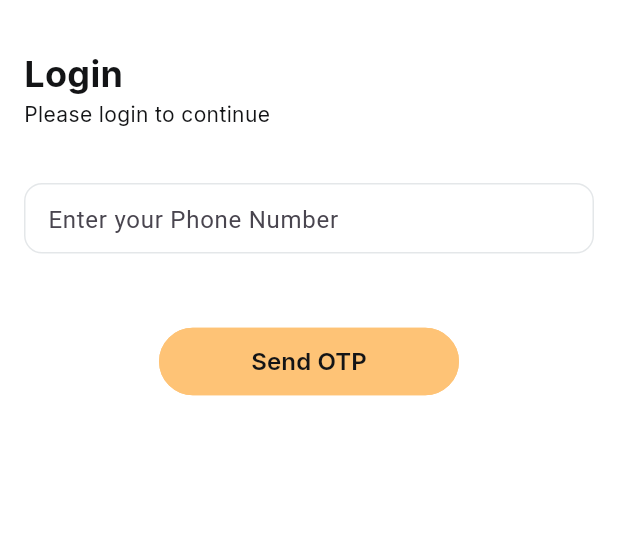
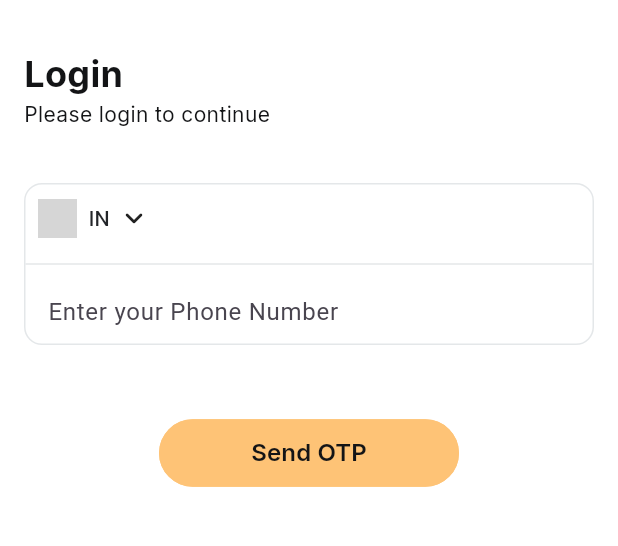
Before and after one commit to Yashkashyap1718/mynewTaskCustomer, a Flutter app: the LoginView screen opened by its route, on a phone screen of 412 x 824 dp, the part 212-758 px from its top. Run offline on Flutter 3.47's test engine with Material 3 defaults, Android fonts, the phone set to English and light mode, and no system bars; drawn by our look-alikes of country_code_picker; our stand-ins replace cached_network_image, cloud_firestore, dio, dotted_border, firebase_auth, firebase_core and 23 more; missing offline and left inert: animated_snack_bar, auto_size_text_field, flutter_polyline_points, flutter_stripe, flutterflow_paginate_firestore, geoflutterfire2 and 3 more; accounts and stored records are empty; grey boxes are pictures that could not be loaded.

Commit message:
updated code from my side

```diff
--- /dev/null
+++ b/config.json
@@ -0,0 +1,6 @@
+{ "apiKey": "AIzaSyAbexQUEM9fs8MVaWkSMP-n3eSxdTvBcuQ",
+  "appId": "1:316861812533:android:a42ac99bca2cbfcbdf067c",
+  "messagingSenderId": "316861812533",
+  "projectId": "mytaxicustomer-ab2bd",
+  "storageBucket": "mytaxicustomer-b2bd.appspot.com"
+}
--- a/lib/app/modules/home/views/widgets/drawer_view.dart
+++ b/lib/app/modules/home/views/widgets/drawer_view.dart
@@ -409,7 +409,8 @@ class DrawerView extends StatelessWidget {
                               positiveString: "Log out".tr,
                               negativeString: "Cancel".tr,
                               positiveClick: () async {
-                                await FirebaseAuth.instance.signOut();
+                                await controller.logOutUser(context, '');
+                                // await FirebaseAuth.instance.signOut();
 
                                 Navigator.pop(context);
                                 Get.offAll(const LoginView());
--- a/lib/app/modules/login/controllers/login_controller.dart
+++ b/lib/app/modules/login/controllers/login_controller.dart
@@ -15,8 +15,8 @@ import 'package:firebase_auth/firebase_auth.dart';
 import 'package:flutter/material.dart';
 import 'package:get/get.dart';
 import 'package:google_sign_in/google_sign_in.dart';
+import 'package:http/http.dart' as http;
 import 'package:sign_in_with_apple/sign_in_with_apple.dart';
-import 'package:http/http.dart' as http;
 
 class LoginController extends GetxController {
   TextEditingController countryCodeController =
@@ -79,7 +79,7 @@ class LoginController extends GetxController {
         Get.to(
           VerifyOtpView(
             phoneNumder: phoneNumberController.text,
-            oTP: otp, // Pass the extracted OTP
+            // Pass the extracted OTP
           ),
         );
         ShowToastDialog.showToast(msg.tr);
--- a/lib/app/modules/login/views/login_view.dart
+++ b/lib/app/modules/login/views/login_view.dart
@@ -7,16 +7,24 @@ import 'package:flutter/services.dart';
 import 'package:get/get.dart';
 import 'package:google_fonts/google_fonts.dart';
 import 'package:provider/provider.dart';
+
+import '../../../../constant_widgets/country_code_selector_view.dart';
 import '../../../../theme/responsive.dart';
+import '../../../../utils/loading_wrapper.dart';
 import '../controllers/login_controller.dart';
 
-class LoginView extends StatelessWidget {
+class LoginView extends StatefulWidget {
   const LoginView({super.key});
 
   @override
+  State<LoginView> createState() => _LoginViewState();
+}
+
+class _LoginViewState extends State<LoginView> {
+  @override
   Widget build(BuildContext context) {
     final themeChange = Provider.of<DarkThemeProvider>(context);
-
+    bool isload = false;
     final TextEditingController phoneController = TextEditingController();
 
     return GetBuilder<LoginController>(
@@ -29,6 +37,7 @@ class LoginView extends StatelessWidget {
                 FocusScope.of(context).unfocus();
               }
             },
+            child: LoadingWrapper(
               child: Scaffold(
                 backgroundColor: themeChange.isDarkTheme()
                     ? AppThemData.black
@@ -89,21 +98,21 @@ class LoginView extends StatelessWidget {
                               mainAxisAlignment: MainAxisAlignment.spaceAround,
                               crossAxisAlignment: CrossAxisAlignment.start,
                               children: [
-                              // Container(
-                              //   height: 45,
-                              //   padding: const EdgeInsets.all(8.0),
-                              //   child: CountryCodeSelectorView(
-                              //     isCountryNameShow: true,
-                              //     countryCodeController:
-                              //         controller.countryCodeController,
-                              //     isEnable: true,
-                              //     onChanged: (value) {
-                              //       controller.countryCodeController.text =
-                              //           value.dialCode.toString();
-                              //     },
-                              //   ),
-                              // ),
-                              // const Divider(color: AppThemData.grey100),
+                                Container(
+                                  height: 45,
+                                  padding: const EdgeInsets.all(8.0),
+                                  child: CountryCodeSelectorView(
+                                    isCountryNameShow: true,
+                                    countryCodeController:
+                                        controller.countryCodeController,
+                                    isEnable: true,
+                                    onChanged: (value) {
+                                      controller.countryCodeController.text =
+                                          value.dialCode.toString();
+                                    },
+                                  ),
+                                ),
+                                const Divider(color: AppThemData.grey100),
                                 SizedBox(
                                   height: 45,
                                   child: TextFormField(
@@ -111,8 +120,11 @@ class LoginView extends StatelessWidget {
                                         ? AppThemData.white
                                         : AppThemData.black,
                                     keyboardType: TextInputType.number,
-                                  controller: controller.phoneNumberController,
+                                    controller:
+                                        controller.phoneNumberController,
                                     inputFormatters: <TextInputFormatter>[
+                                      FilteringTextInputFormatter.digitsOnly,
+                                      LengthLimitingTextInputFormatter(10),
                                       FilteringTextInputFormatter.allow(
                                           RegExp("[0-9]")),
                                     ],
@@ -127,7 +139,10 @@ class LoginView extends StatelessWidget {
                                       errorBorder: InputBorder.none,
                                       disabledBorder: InputBorder.none,
                                       contentPadding: const EdgeInsets.only(
-                                        left: 15, bottom: 0, top: 0, right: 15),
+                                          left: 15,
+                                          bottom: 0,
+                                          top: 0,
+                                          right: 15),
                                       hintText: "Enter your Phone Number".tr,
                                     ),
                                   ),
@@ -143,71 +158,25 @@ class LoginView extends StatelessWidget {
                             buttonColor: AppThemData.primary300,
                             buttonTextColor: AppThemData.black,
                             onTap: () {
+                              setState(() {
+                                isload = true;
+                              });
+
                               print(
                                   'Button tapped!'); // Check if the button is tapped
-                            controller.sendOTP(context);
 
                               if (controller.formKey.value.currentState!
                                   .validate()) {
-                              print(
-                                  'Form validation passed!'); // Check if form validation passes
+                                controller.sendOTP(context);
 
-                              // Call sendOTP function
-
-                              print(
-                                  'OTP function called!'); // Check if the sendOTP function is called
+                                setState(() {
+                                  isload = false;
+                                });
                               } else {
                                 print(
                                     'Form validation failed!'); // Handle form validation failure
                               }
                             },
-// if(controller.formKey.value.currentState!.validate()){
-
-//   try {
-//                                 final http.Response response = await http.post(
-//                                   Uri.parse(baseURL + sendOtpEndpoint),
-//                                   headers: <String, String>{
-//                                     'Content-Type': 'application/json',
-//                                   },
-//                                   body: {
-//                                     "country_code": "91",
-//                                     "mobile_number": phoneController.text
-//                                   },
-//                                 );
-//                                 print(phoneController.text);
-//                                 log(response.body);
-//                                 // if (response.statusCode == 200) {
-//                                 final Map<String, dynamic> responseData =
-//                                     jsonDecode(response.body);
-//                                 final String msg = responseData['msg'];
-//                                 final List<String> parts = msg.split(',');
-//                                 final String otp = parts.first.trim();
-
-//                                 print(otp);
-
-//                                 Get.to(
-//                                   VerifyOtpView(
-//                                     phoneNumder: phoneController.text,
-//                                     oTP: otp,
-//                                   ),
-//                                 );
-//                                 // } else {
-//                                 //   throw Exception('Failed to send request');
-//                                 // }
-//                               } catch (e) {
-//                                 log('Error: $e');
-//                                 ScaffoldMessenger.of(context).showSnackBar(
-//                                   const SnackBar(
-//                                     content: Text(
-//                                         'Error occurred while sending request.'),
-//                                   ),
-//                                 );
-//                               }
-// }
-
-                          // } else {
-                          //   ShowToastDialog.showToast(
-                          //       'Please enter a valid number'.tr);
                           ),
                         ),
                         // Padding(
@@ -332,6 +301,7 @@ class LoginView extends StatelessWidget {
                   ),
                 ),
               ),
+            ),
           );
         });
   }
--- a/lib/constant/api_constant.dart
+++ b/lib/constant/api_constant.dart
@@ -3,6 +3,7 @@ const String sendOtpEndpoint = "/users/signin"; //POST
 const String veriftOtpEndpoint = "/users/confirmation"; //POST
 const String resendOtpEndpoint = "/users/resendotp"; //POST
 const String complpeteSignUpEndpoint = "/users/complete"; //POST
+const String logOutEndpoint = "/users/logout"; //POST
 const String getUserPofileEndpoint = "/users/profile/preview"; //GET
 const String updatePofileEndpoint = "/users/profile/update"; //PUT
 const String updateProfileImageEndpoint = "/users/profile/upload"; //PUT
--- /dev/null
+++ b/lib/utils/loading_wrapper.dart
@@ -0,0 +1,54 @@
+// ignore_for_file: camel_case_types, file_names
+
+import 'package:flutter/material.dart';
+
+import '../theme/app_them_data.dart';
+
+class LoadingWrapper extends StatelessWidget {
+  final Widget child;
+  final bool isLoading;
+
+  const LoadingWrapper({
+    super.key,
+    required this.child,
+    this.isLoading = false,
+  });
+
+  @override
+  Widget build(BuildContext context) {
+    return Stack(
+      children: [
+        child,
+        if (!isLoading) ...[
+          const SizedBox.shrink(),
+        ] else ...[
+          Positioned(
+            top: 0,
+            bottom: 0,
+            left: 0,
+            right: 0,
+            child: Container(
+              decoration: const BoxDecoration(color: Colors.black87),
+              child: Center(
+                child: Container(
+                  padding: const EdgeInsets.all(16),
+                  decoration: const BoxDecoration(
+                    color: AppThemData.white,
+                    borderRadius: BorderRadius.all(Radius.circular(5)),
+                  ),
+                  child: Column(
+                    mainAxisSize: MainAxisSize.min,
+                    children: [
+                      CircularProgressIndicator(color: AppThemData.primary300)
+
+                    ],
+                  ),
+                ),
+              ),
+            ),
+          ),
+        ],
+      ],
+    );
+  }
+}
```
Also changed, not shown: lib/app/modules/edit_profile/controllers/edit_profile_controller.dart (+4 -8 lines), lib/app/modules/home/controllers/home_controller.dart (+50 -10 lines), lib/app/modules/verify_otp/controllers/verify_otp_controller.dart (+7 -9 lines), lib/app/modules/verify_otp/views/verify_otp_view.dart (+105 -125 lines), 1 other file. Lines whose indentation alone changed are shown as unchanged.
